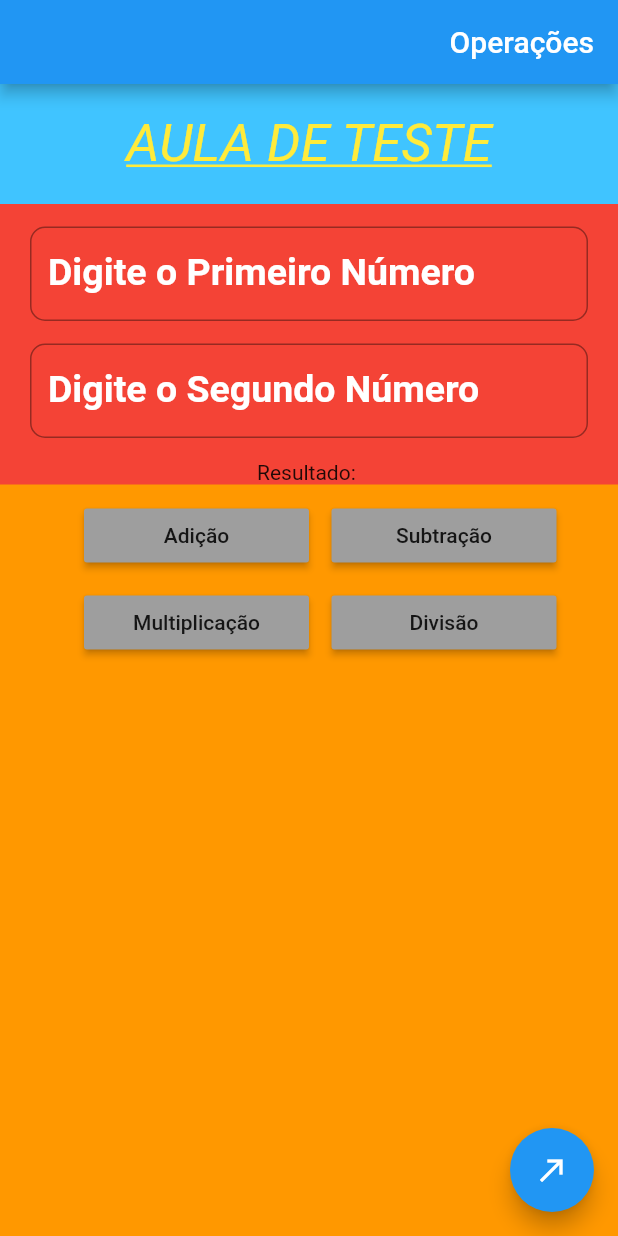
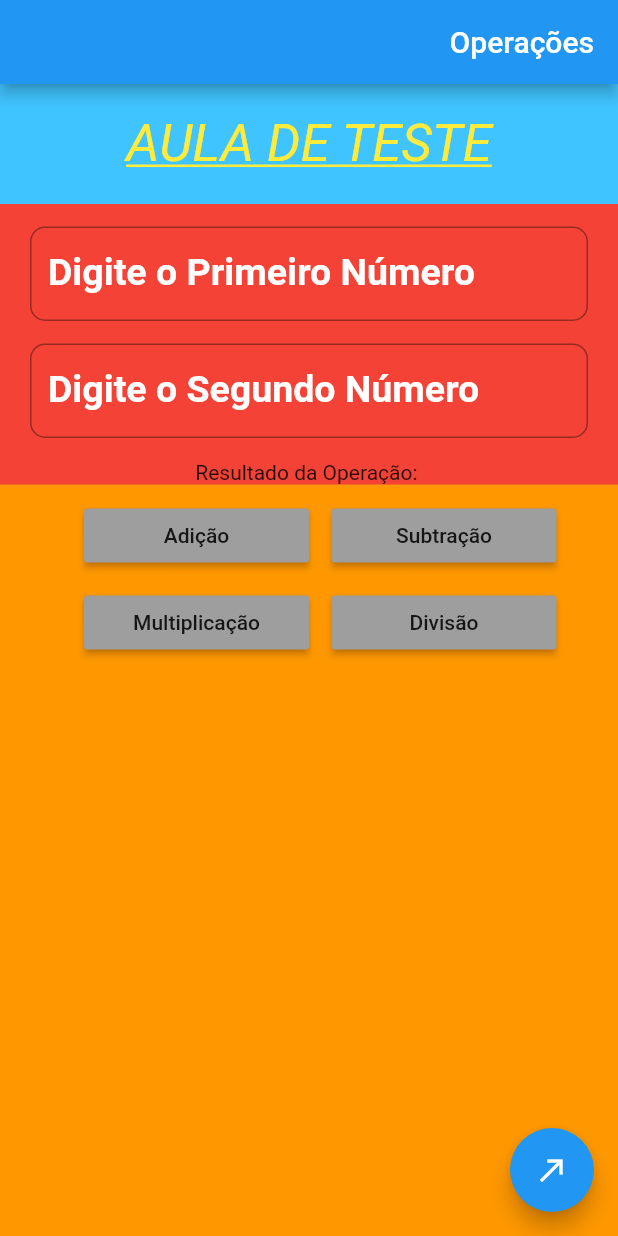
Before and after one commit to Felipe478/AulasDesenvolvimentoMobile, a Flutter app: the screen it shows after launch, after a tap on "Adição", on a phone screen of 412 x 824 dp. Run offline on Flutter 3.47's test engine with Material 2 defaults, Android fonts, the phone set to English and light mode, and no system bars; Roboto replaces fonts that are missing (Times New Roman).

Commit message:
Mudança para Maiúscula

```diff
--- a/operacoes/operacoes/lib/pagina_operacao.dart
+++ b/operacoes/operacoes/lib/pagina_operacao.dart
@@ -14,7 +14,7 @@ import 'package:flutter/material.dart';
         @override
         void initState() {
         super.initState();
-        resultado = 'Resultado: ';
+        resultado = 'Resultado da Operação: ';
         }
 
         @override
@@ -137,7 +137,7 @@ import 'package:flutter/material.dart';
                   onPressed: (){
                     setState(() {
                       resultado = int.parse(_primeiro_valor.text) + int.parse(_segundo_valor.text);
-                      resultado = 'O resultado da Soma é: $resultado';
+                      resultado = 'O Resultado da Soma é: $resultado';
                     }
                     );
                 }
@@ -152,7 +152,7 @@ import 'package:flutter/material.dart';
                   onPressed: (){
                    setState(() {
                      resultado = int.parse(_primeiro_valor.text) - int.parse(_segundo_valor.text);
-                      resultado = 'O resultado da Subtração é: $resultado';
+                      resultado = 'O Resultado da Subtração é: $resultado';
                     });
                 }
                 ),
@@ -176,7 +176,7 @@ import 'package:flutter/material.dart';
                     onPressed: (){
                     setState(() {
                       resultado = int.parse(_primeiro_valor.text) * int.parse(_segundo_valor.text);
-                      resultado = 'O resultado da Multiplicação é: $resultado';
+                      resultado = 'O Resultado da Multiplicação é: $resultado';
                     });
                 }
                 ),
@@ -190,7 +190,7 @@ import 'package:flutter/material.dart';
                   onPressed: (){
                     setState(() {
                       resultado = int.parse(_primeiro_valor.text) / int.parse(_segundo_valor.text);
-                      resultado = 'O resultado da Divisão é: $resultado';
+                      resultado = 'O Resultado da Divisão é: $resultado';
                     });
                 }
                 ),
```
